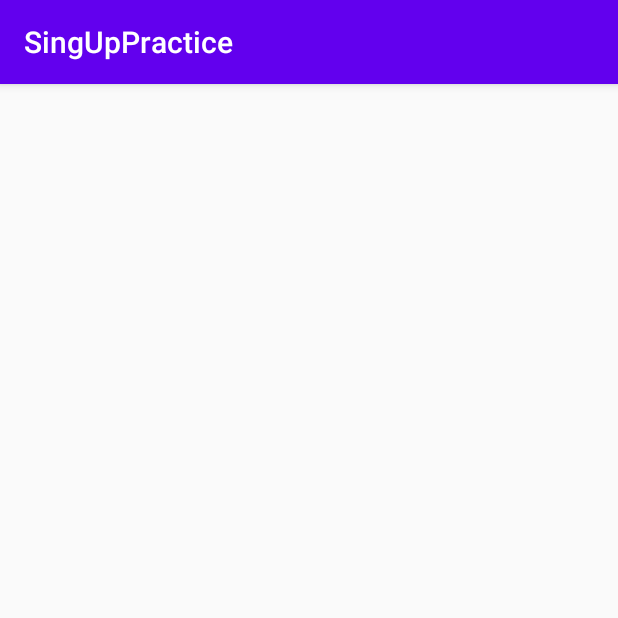
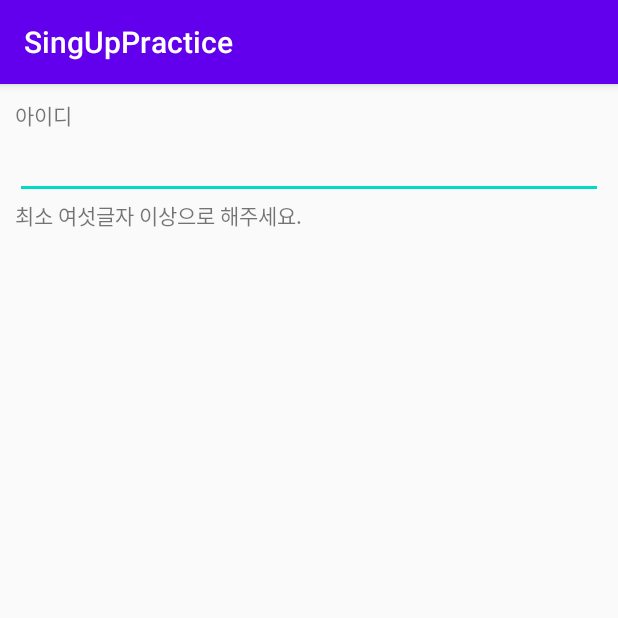
Before and after one commit to eunjung04/SingUpPractice1, an Android app: the screen it shows after launch (MainActivity), on a phone screen of 412 x 824 dp, the top half of it. Run offline under Robolectric (Android 15) with nearby library versions, the phone set to English and light mode, and no system bars.

Commit message:
EditText 내용 변경 감지 이벤트

```diff
--- a/app/src/main/res/layout/activity_main.xml
+++ b/app/src/main/res/layout/activity_main.xml
@@ -5,7 +5,28 @@
     android:layout_width="match_parent"
     android:layout_height="match_parent"
     android:orientation="vertical"
-    tools:context=".MainActivity">
+    tools:context=".MainActivity"
+    android:padding="10dp">
+
+    <TextView
+        android:layout_width="wrap_content"
+        android:layout_height="wrap_content"
+        android:text="아이디"/>
+
+    <EditText
+        android:id="@+id/idEdt"
+        android:layout_width="match_parent"
+        android:layout_height="wrap_content"
+        android:inputType="textEmailAddress"/>
+
+    <TextView
+        android:id="@+id/idStatusTxt"
+        android:layout_width="wrap_content"
+        android:layout_height="wrap_content"
+        android:text="최소 여섯글자 이상으로 해주세요."/>
+
+
+
 
 
 
```
Also changed, not shown: app/src/main/java/com/example/singuppractice/MainActivity.kt (+32 -0 lines).
